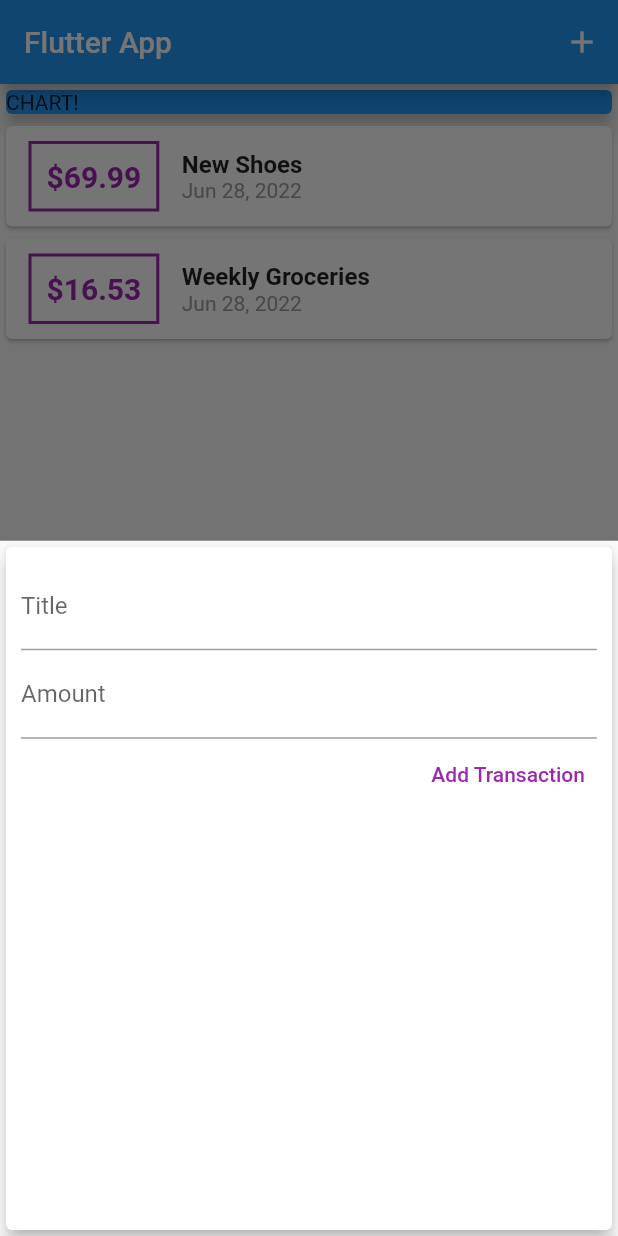
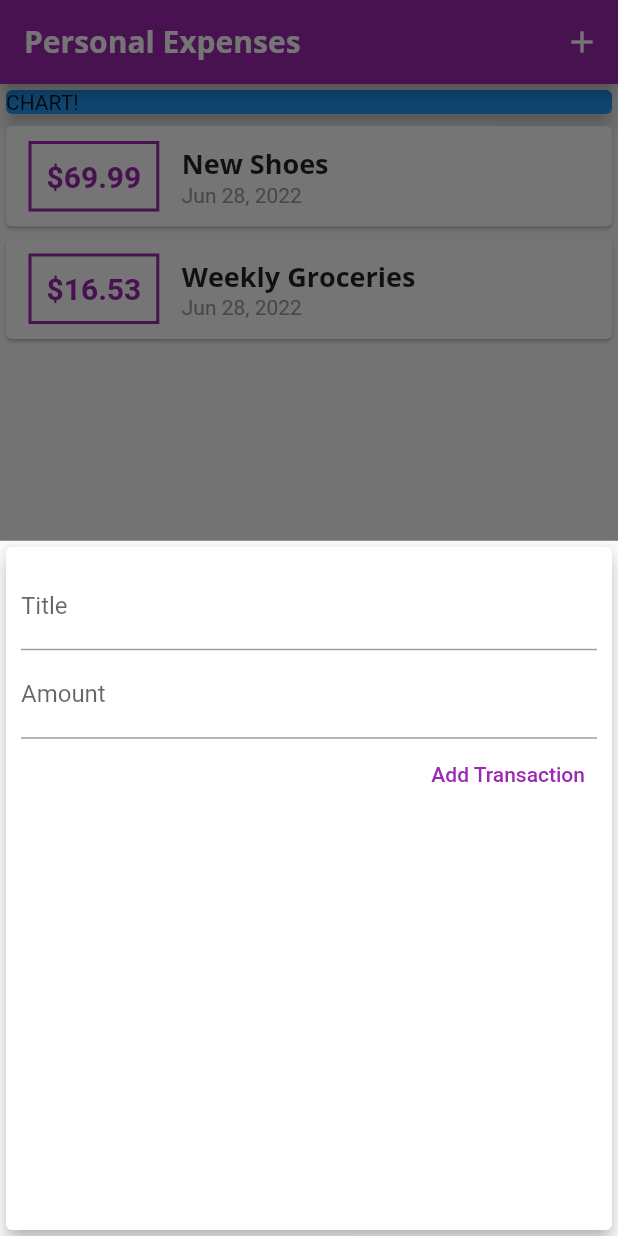
Before and after one commit to Dilman01/personal_expenses, a Flutter app: the screen it shows after launch, after a tap on the "add" icon, on a phone screen of 412 x 824 dp. Run offline on Flutter 3.47's test engine with Material 2 defaults, Android fonts, the phone set to English and light mode, and no system bars.

Commit message:
Add fonts

```diff
--- a/lib/main.dart
+++ b/lib/main.dart
@@ -13,7 +13,30 @@ class MyApp extends StatelessWidget {
   @override
   Widget build(BuildContext context) {
     return MaterialApp(
-      title: 'Flutter App',
+      title: 'Personal Expenses',
+      theme: ThemeData(
+          primarySwatch: Colors.purple,
+          accentColor: Colors.amber,
+          fontFamily: 'Quicksand',
+          textTheme: ThemeData.light().textTheme.copyWith(
+                headline6: TextStyle(
+                  fontFamily: 'OpenSans',
+                  fontSize: 18,
+                  fontWeight: FontWeight.bold,
+                ),
+              ),
+          appBarTheme: AppBarTheme(
+            textTheme: ThemeData.light().textTheme.copyWith(
+                  headline6: TextStyle(
+                    fontFamily: 'OpenSans',
+                    fontSize: 20,
+                    fontWeight: FontWeight.bold,
+                  ),
+                ),
+          )
+          // colorScheme: ColorScheme.fromSwatch(primarySwatch: Colors.purple)
+          //     .copyWith(secondary: Colors.amber),
+          ),
       home: MyHomePage(),
     );
   }
@@ -68,7 +91,7 @@ class _MyHomePageState extends State<MyHomePage> {
   Widget build(BuildContext context) {
     return Scaffold(
       appBar: AppBar(
-        title: Text('Flutter App'),
+        title: Text('Personal Expenses'),
         actions: <Widget>[
           IconButton(
             icon: Icon(
--- a/lib/widgets/new_transaction.dart
+++ b/lib/widgets/new_transaction.dart
@@ -64,7 +64,7 @@ class _NewTransactionState extends State<NewTransaction> {
             ),
             TextButton(
               style: TextButton.styleFrom(
-                primary: Colors.purple,
+                primary: Theme.of(context).primaryColor,
               ),
               onPressed: submitData,
               child: Text(
--- a/lib/widgets/transaction_list.dart
+++ b/lib/widgets/transaction_list.dart
@@ -25,7 +25,7 @@ class TransactionList extends StatelessWidget {
                   ),
                   decoration: BoxDecoration(
                     border: Border.all(
-                      color: Colors.purple,
+                      color: Theme.of(context).primaryColor,
                       width: 2,
                     ),
                   ),
@@ -35,7 +35,7 @@ class TransactionList extends StatelessWidget {
                     style: TextStyle(
                       fontWeight: FontWeight.bold,
                       fontSize: 20,
-                      color: Colors.purple,
+                      color: Theme.of(context).primaryColor,
                     ),
                   ),
                 ),
@@ -44,10 +44,7 @@ class TransactionList extends StatelessWidget {
                   children: [
                     Text(
                       transactions[index].title!,
-                      style: TextStyle(
-                        fontSize: 16,
-                        fontWeight: FontWeight.bold,
-                      ),
+                      style: Theme.of(context).textTheme.headline6,
                     ),
                     Text(
                       DateFormat.yMMMd().format(transactions[index].date!),
```
Also changed, not shown: pubspec.yaml (+12 -6 lines), assets/fonts/OpenSans-Bold.ttf (added), assets/fonts/OpenSans-ExtraBold.ttf (added), assets/fonts/OpenSans-Light.ttf (added), assets/fonts/OpenSans-Medium.ttf (added), assets/fonts/OpenSans-Regular.ttf (added), assets/fonts/Quicksand-Bold.ttf (added), assets/fonts/Quicksand-Regular.ttf (added).
